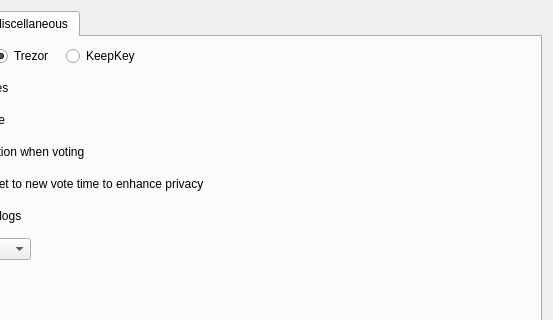
Above: src/ui/ui_config_dlg.ui from Bertrand256/dash-masternode-tool before the change; both pictures show x 130 to 683 and y 0 to 320 of the 683 by 463 pixel window. Below: the same form after it.
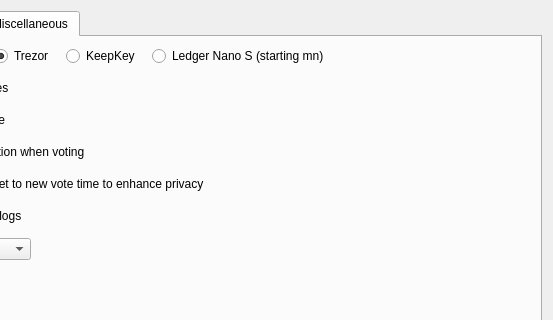
That is the form after the change. The open tabs and pages were chosen to show the change.

Commit message: Signing messages with Ledger Nano S

Patch:
```diff
--- a/src/ui/ui_config_dlg.ui
+++ b/src/ui/ui_config_dlg.ui
@@ -325,6 +325,13 @@
            </property>
           </widget>
          </item>
+         <item>
+          <widget class="QRadioButton" name="chbHwLedgerNanoS">
+           <property name="text">
+            <string>Ledger Nano S (starting mn)</string>
+           </property>
+          </widget>
+         </item>
          <item>
           <spacer name="horizontalSpacer_2">
            <property name="orientation">
```
The commit also changes 16 other files.
